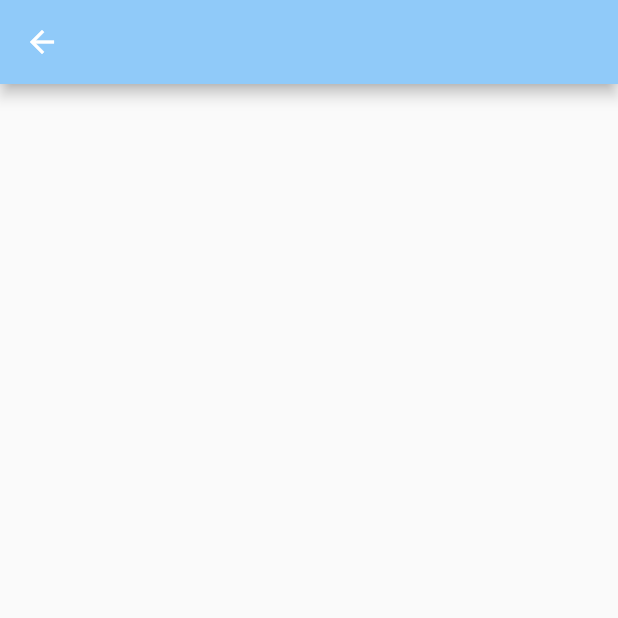
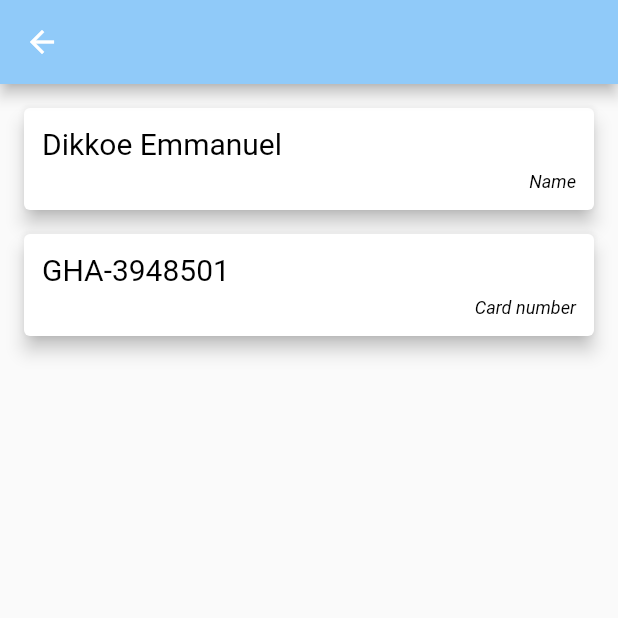
Before and after one commit to Aquarius-blake/level2, a Flutter app: the Another screen opened by its route, on a phone screen of 412 x 824 dp, the top half of it. Run offline on Flutter 3.47's test engine with Material 2 defaults, Android fonts, the phone set to English and light mode, and no system bars.

```diff
--- a/lib/pages/Another.dart
+++ b/lib/pages/Another.dart
@@ -18,7 +18,35 @@ class _AnotherState extends State<Another> {
 
   Widget temp(Quote){
     return Card(
+      margin: EdgeInsets.fromLTRB(16.0, 16.0,16.0, 0),
+      child: Padding(
+        padding: const EdgeInsets.all(12.0),
+        child: Column(
+          crossAxisAlignment: CrossAxisAlignment.stretch,
+          children: <Widget>[
+            Text(
+              Quote.text,
+              style: TextStyle(
+                fontSize: 20.0,
+                color: Colors.black,
+              ),
+            ),
+            SizedBox(height: 7.0,),
+            Text(
+              Quote.author,
+              style: TextStyle(
+                fontSize: 12.0,
+                color: Colors.black,
+                fontStyle: FontStyle.italic,
 
+              ),
+              textAlign: TextAlign.end,
+            )
+
+          ],
+        ),
+      ),
+      elevation: 5.0,
     );
   }
 
```
